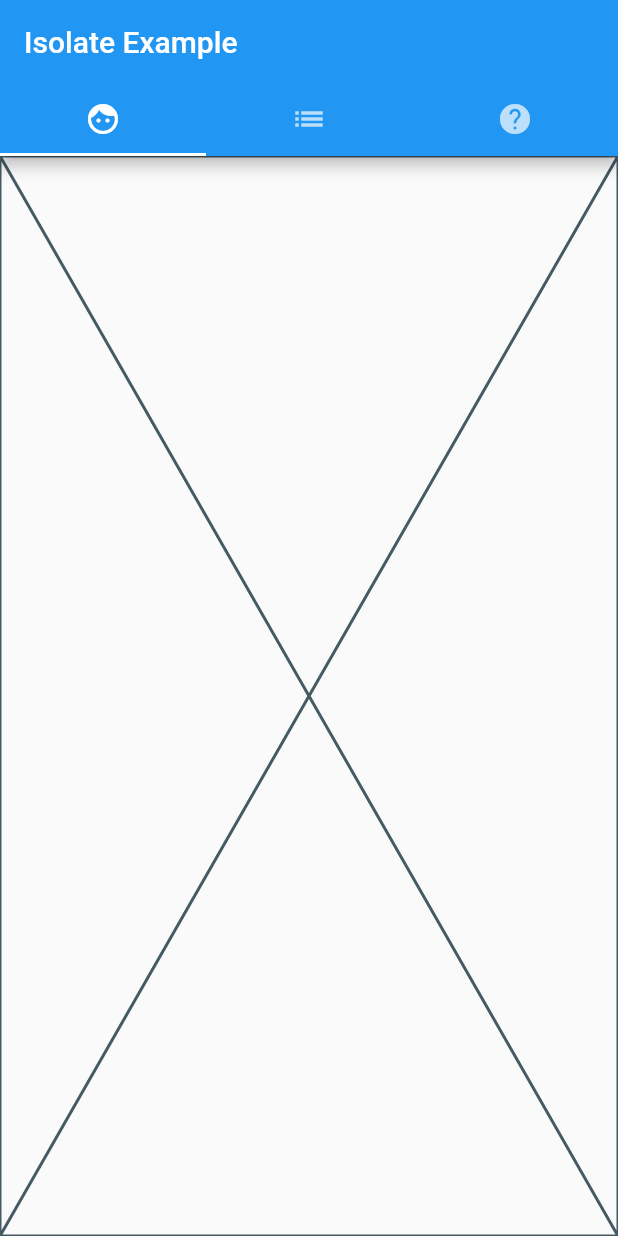
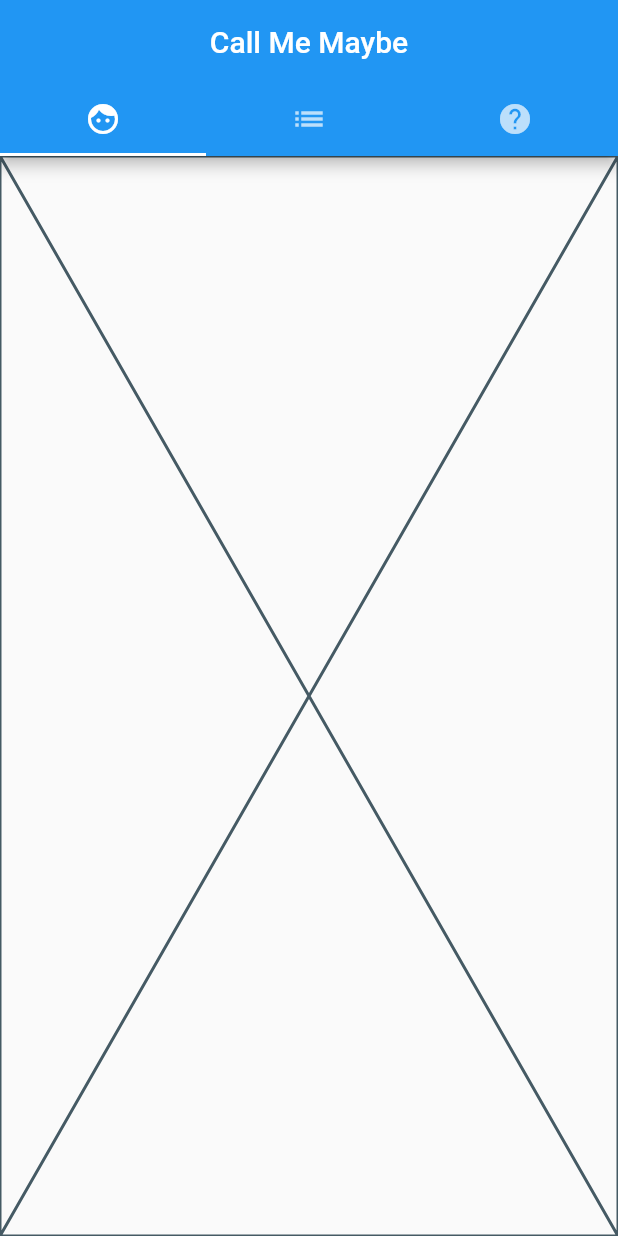
Before and after one commit to AndreEPaul/call_me_maybe, a Flutter app: the screen it shows after launch, on a phone screen of 412 x 824 dp. Run offline on Flutter 3.47's test engine with Material 2 defaults, Android fonts, the phone set to English and light mode, and no system bars.

Commit message:
center title and add title member

```diff
--- a/lib/main.dart
+++ b/lib/main.dart
@@ -20,6 +20,7 @@ void main() {
 */
 
 class HomePage extends StatelessWidget {
+  final String title = 'Call Me Maybe';
   @override
   Widget build(BuildContext context) {
     return MaterialApp(
@@ -40,7 +41,8 @@ class HomePage extends StatelessWidget {
                 ),
               ],
             ),
-            title: Text('Isolate Example'),
+            centerTitle: true,
+            title: Text(this.title),
           ),
           body: TabBarView(
             children: [
```
